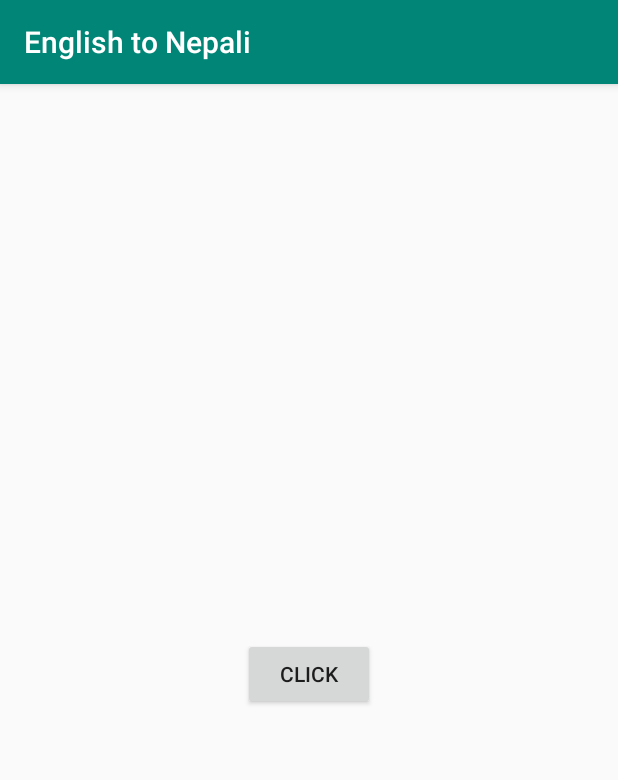
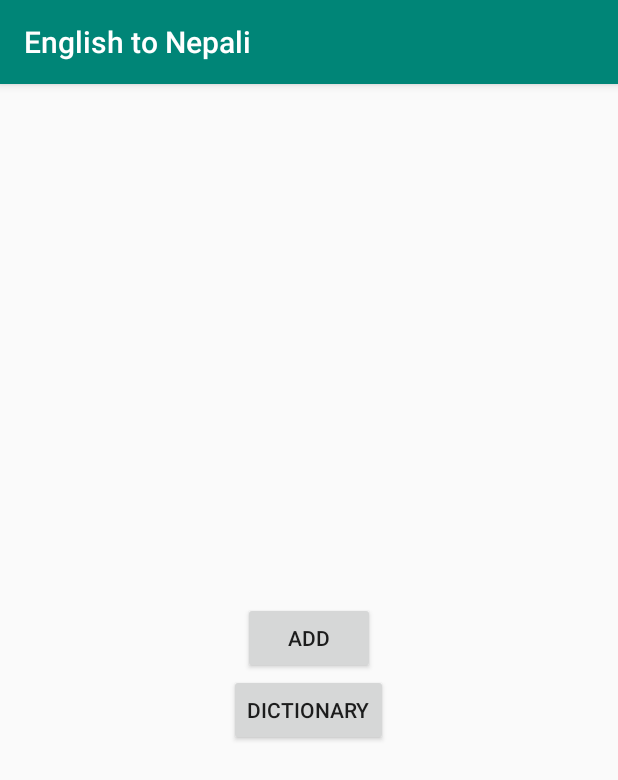
Before and after one commit to Anish7199/EnglishtoNepalia, an Android app: the screen it shows after launch (MainActivity), on a phone screen of 412 x 824 dp. Shown: the top 780 px of the screen. Run offline under Robolectric (Android 15) with nearby library versions, the phone set to English and light mode, and no system bars.

Commit message:
data persistence

```diff
--- a/app/src/main/AndroidManifest.xml
+++ b/app/src/main/AndroidManifest.xml
@@ -9,7 +9,8 @@
         android:roundIcon="@mipmap/ic_launcher_round"
         android:supportsRtl="true"
         android:theme="@style/AppTheme">
-        <activity android:name=".EnglishToNepali"></activity>
+        <activity android:name=".AddWordActivity"></activity>
+        <activity android:name=".EnglishToNepali" />
         <activity android:name=".MeaningActivity" />
         <activity android:name=".SecondActivity" />
         <activity android:name=".MainActivity">
--- a/app/src/main/java/com/example/englishtonepali/MainActivity.java
+++ b/app/src/main/java/com/example/englishtonepali/MainActivity.java
@@ -7,7 +7,7 @@ import android.view.View;
 import android.widget.Button;
 
 public class MainActivity extends AppCompatActivity {
-    private Button btnFirst;
+    private Button btnFirst, btnDictionary;
 
     @Override
     protected void onCreate(Bundle savedInstanceState) {
@@ -15,13 +15,23 @@ public class MainActivity extends AppCompatActivity {
         setContentView(R.layout.activity_main);
 
         btnFirst = findViewById(R.id.btnFirst);
+        btnDictionary = findViewById(R.id.btnDictionary);
 
         btnFirst.setOnClickListener(new View.OnClickListener() {
+            @Override
+            public void onClick(View v) {
+                Intent intent = new Intent(MainActivity.this,AddWordActivity.class);
+                startActivity(intent);
+            }
+        });
+        btnDictionary.setOnClickListener(new View.OnClickListener() {
             @Override
             public void onClick(View v) {
                 Intent intent = new Intent(MainActivity.this,EnglishToNepali.class);
                 startActivity(intent);
             }
         });
+
+
     }
 }
--- a/app/src/main/java/com/example/englishtonepali/MeaningActivity.java
+++ b/app/src/main/java/com/example/englishtonepali/MeaningActivity.java
@@ -18,7 +18,7 @@ public class MeaningActivity extends AppCompatActivity {
         Bundle bundle = getIntent().getExtras();
 
         if(bundle != null) {
-            String meaning = bundle.getString("anil");
+            String meaning = bundle.getString("anish");
             dicView =findViewById(R.id.dicView);
             dicView.setText(meaning);
         }
--- a/app/src/main/res/layout/activity_main.xml
+++ b/app/src/main/res/layout/activity_main.xml
@@ -16,6 +16,11 @@
         android:id="@+id/btnFirst"
         android:layout_width="wrap_content"
         android:layout_height="wrap_content"
-        android:text="Click"/>
+        android:text="Add"/>
+    <Button
+    android:id="@+id/btnDictionary"
+    android:layout_width="wrap_content"
+    android:layout_height="wrap_content"
+    android:text="Dictionary"/>
 
 </LinearLayout>
```
Also changed, not shown: app/src/main/java/com/example/englishtonepali/AddWordActivity.java (added, +47 -0 lines), app/src/main/java/com/example/englishtonepali/EnglishToNepali.java (+26 -11 lines), app/src/main/res/layout/activity_add_word.xml (added, +32 -0 lines).
